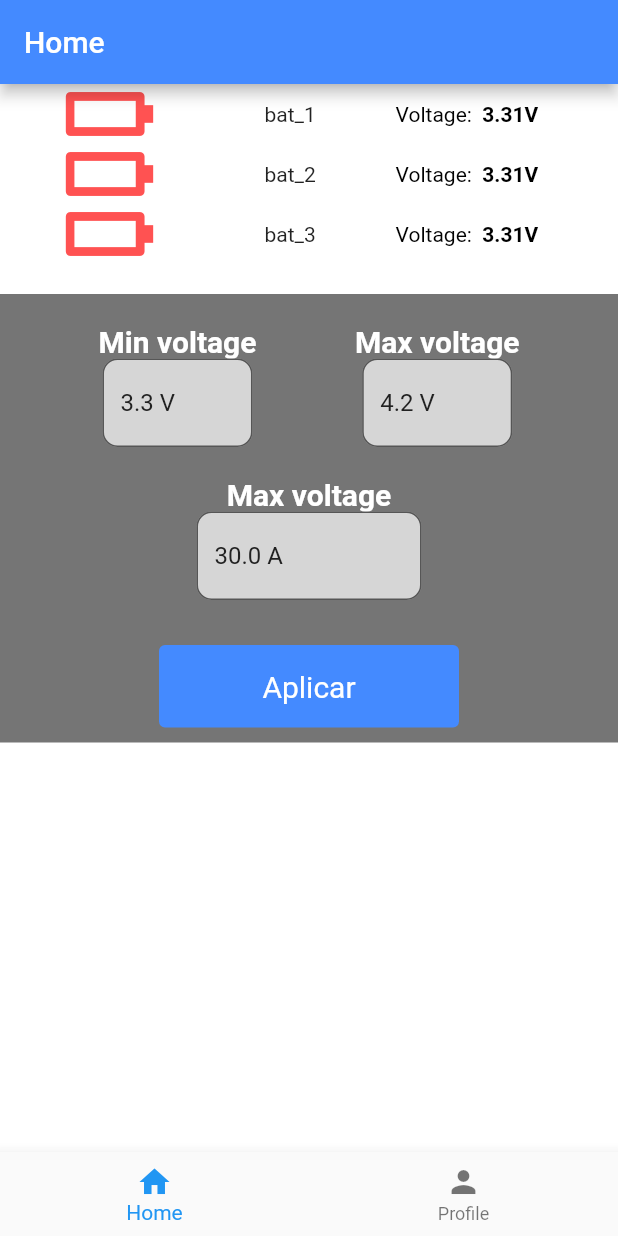
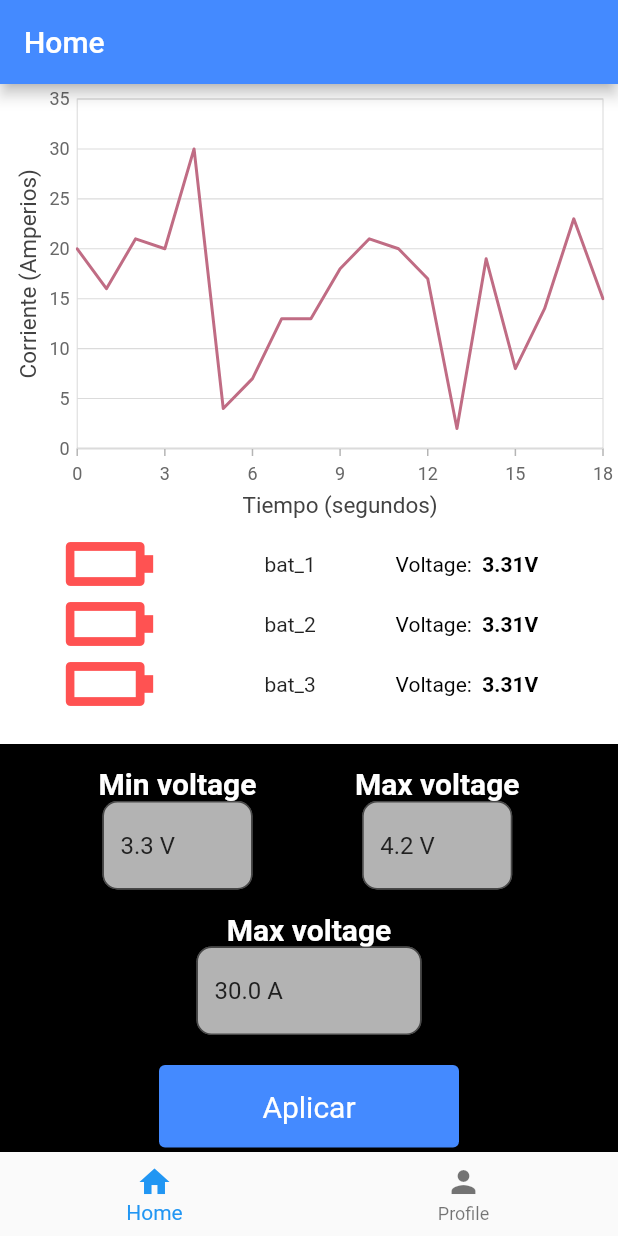
Before and after one commit to imanolpg/energy_pilot, a Flutter app: the screen it shows after launch, on a phone screen of 412 x 824 dp. Run offline on Flutter 3.47's test engine with Material 2 defaults, Android fonts, the phone set to English and light mode, and no system bars; our stand-ins replace syncfusion_flutter_charts.

Commit message:
Add real time chart

```diff
--- a/lib/models/cell.dart
+++ b/lib/models/cell.dart
@@ -1,4 +1,3 @@
-import 'package:flutter/cupertino.dart';
 import 'package:flutter/material.dart';
 
 class Cell {
--- a/lib/screens/home.dart
+++ b/lib/screens/home.dart
@@ -44,7 +44,7 @@ class _HomeState extends State<Home> {
       appBar: AppBar(
         title: const Text('Home'),
       ),
-      body: Column(
+      body: ListView(
         children: [
           const AmpChart(),
           Column(
--- a/lib/widgets/battery_config.dart
+++ b/lib/widgets/battery_config.dart
@@ -15,13 +15,13 @@ class BatteryConfig extends StatelessWidget {
     return Container(
       margin: const EdgeInsets.only(top: 20.0),
       padding: const EdgeInsets.only(top: 10.0, bottom: 10.0),
-      color: Colors.grey[600],
+      color: Colors.black,
       child: Column(
         children: [
           Container(
             margin: const EdgeInsets.only(
-              top: 10,
-              bottom: 10,
+              top: 5,
+              bottom: 5,
             ),
             child: Row(
               children: [
@@ -118,7 +118,7 @@ class BatteryConfig extends StatelessWidget {
             ),
           ),
           Container(
-            margin: const EdgeInsets.only(top: 20),
+            margin: const EdgeInsets.only(top: 10),
             width: 200,
             child: TextButton(
               style: TextButton.styleFrom(
--- a/lib/widgets/battery_current_chart.dart
+++ b/lib/widgets/battery_current_chart.dart
@@ -1,4 +1,8 @@
+import 'dart:async';
+import 'dart:math' as math;
+
 import 'package:flutter/cupertino.dart';
+import 'package:syncfusion_flutter_charts/charts.dart';
 
 class AmpChart extends StatefulWidget {
   const AmpChart({Key? key}) : super(key: key);
@@ -8,8 +12,79 @@ class AmpChart extends StatefulWidget {
 }
 
 class _AmpChartState extends State<AmpChart> {
+  late List<LiveData> chartData;
+  late ChartSeriesController _chartSeriesController;
+
+  @override
+  void initState() {
+    chartData = getChartData();
+    Timer.periodic(const Duration(milliseconds: 500), updateDataSource);
+    super.initState();
+  }
+
+  List<LiveData> getChartData() {
+    return <LiveData>[
+      LiveData(0, 20),
+      LiveData(1, 16),
+      LiveData(2, 21),
+      LiveData(3, 20),
+      LiveData(4, 30),
+      LiveData(5, 4),
+      LiveData(6, 7),
+      LiveData(7, 13),
+      LiveData(8, 13),
+      LiveData(9, 18),
+      LiveData(10, 21),
+      LiveData(11, 20),
+      LiveData(12, 17),
+      LiveData(13, 2),
+      LiveData(14, 19),
+      LiveData(15, 8),
+      LiveData(16, 14),
+      LiveData(17, 23),
+      LiveData(18, 15)
+    ];
+  }
+
+  int time = 19;
+  void updateDataSource(Timer timer) {
+    chartData.add(LiveData(time++, (math.Random().nextInt(30))));
+    chartData.removeAt(0);
+    _chartSeriesController.updateDataSource(
+        addedDataIndex: chartData.length - 1, removedDataIndex: 0);
+  }
+
   @override
   Widget build(BuildContext context) {
-    return Container();
+    return SfCartesianChart(
+      series: <LineSeries<LiveData, int>>[
+        LineSeries<LiveData, int>(
+          onRendererCreated: (ChartSeriesController controller) {
+            _chartSeriesController = controller;
+          },
+          dataSource: chartData,
+          color: const Color.fromRGBO(192, 108, 132, 1),
+          xValueMapper: (LiveData measurement, _) => measurement.time,
+          yValueMapper: (LiveData measurement, _) => measurement.current,
+        ),
+      ],
+      primaryXAxis: NumericAxis(
+        majorGridLines: const MajorGridLines(width: 0),
+        edgeLabelPlacement: EdgeLabelPlacement.shift,
+        interval: 3,
+        title: AxisTitle(text: 'Tiempo (segundos)'),
+      ),
+      primaryYAxis: NumericAxis(
+        axisLine: const AxisLine(width: 0),
+        majorTickLines: const MajorTickLines(size: 0),
+        title: AxisTitle(text: 'Corriente (Amperios)'),
+      ),
+    );
   }
 }
+
+class LiveData {
+  LiveData(this.time, this.current);
+  final int time;
+  final num current;
+}
--- a/pubspec.yaml
+++ b/pubspec.yaml
@@ -36,7 +36,7 @@ dependencies:
   # The following adds the Cupertino Icons font to your application.
   # Use with the CupertinoIcons class for iOS style icons.
   cupertino_icons: ^1.0.2
-  flutter_redux: ^0.10.0
+  syncfusion_flutter_charts: ^21.1.35
 
 dev_dependencies:
   flutter_test:
```
Also changed, not shown: pubspec.lock.
